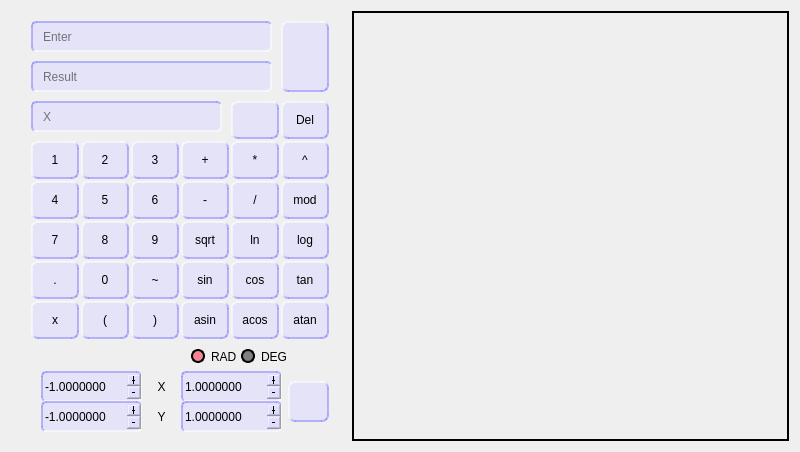
First picture: the form in interface/calculator.ui, repository alexvnderftw/S21CalculatorCPP, before the edit.
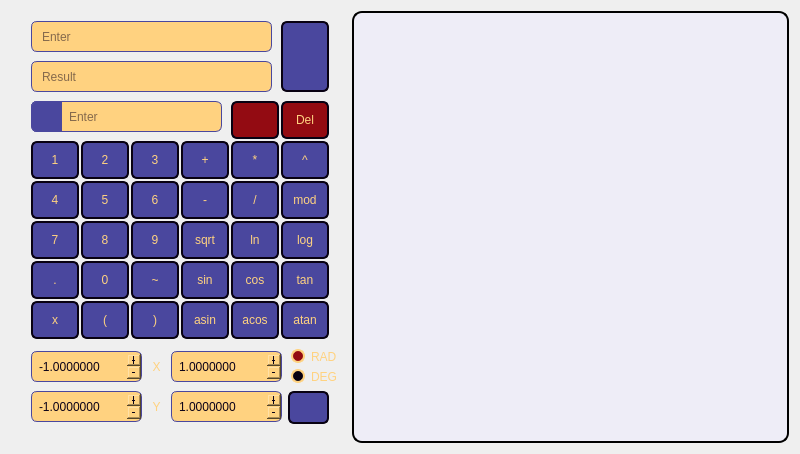
Second picture: the form after the edit. Icons and pictures are not drawn. Custom widgets are drawn as their Qt base class.

The edit to the form file:
```diff
--- a/interface/calculator.ui
+++ b/interface/calculator.ui
@@ -7,7 +7,7 @@
     <x>0</x>
     <y>0</y>
     <width>800</width>
-    <height>450</height>
+    <height>454</height>
    </rect>
   </property>
   <property name="windowTitle">
@@ -36,12 +36,23 @@
      <property name="styleSheet">
       <string notr="true">
 QPushButton {
-color: black;
-border-style: outset;
-border-width: 1.5px;
-border-radius: 7px;
-border-color: rgba(130, 127, 255, 133);
-background-color: rgba(218, 216, 255, 130);
+font: 13pt &quot;Anta&quot;;
+/*
+color: rgb(231, 231, 253);
+*/
+color: rgb(255, 210, 128);
+border-radius: 6px;
+border-style: solid;
+border-width: 2px;
+border-color: rgb(8, 1, 18);
+/*
+border-color: rgb(8, 1, 18);
+*/
+background-color: rgb(74, 71, 158);
+}
+
+QPushButton:hover {
+background-color: rgb(169, 167, 215);
 }
 
 QPushButton:pressed {
@@ -50,15 +61,23 @@
 }
 
 QLineEdit {
-color: black;
-border: 2px solid;
-border-style: inset;
-border-radius: 5px;
-border-color: rgba(130, 127, 255, 133);
+color: rgb(255, 210, 128);
+border: 1px solid;
+font: 13pt &quot;Anta&quot;;
+border-radius: 6px;
+border-color: rgb(255, 210, 128);
 padding: 0 8px;
-background-color: rgba(218, 216, 255, 130);
-selection-background-color: rgba(130, 127, 255, 133);
+background-color: rgb(11, 1, 24);
+selection-background-color: rgb(248, 160, 165);
 selection-color: black;
+background-color: rgb(33, 32, 70);
+
+color: rgb(11, 1, 24);
+background-color: rgb(255, 210, 128);
+border-color: rgb(74, 71, 158);
+/*
+selection-color: black;
+*/
 }
 
 QLineEdit::input:focus {
@@ -68,7 +87,21 @@
 }
 
 QDoubleSpinBox {
-color: black;
+color: rgb(255, 210, 128);
+border: 1px solid;
+font: 13pt &quot;Anta&quot;;
+padding: 0 5px;
+border-radius: 6px;
+border-color: rgb(255, 210, 128);
+background-color: rgb(11, 1, 24);
+selection-background-color: rgb(248, 160, 165);
+selection-color: black;
+background-color: rgb(33, 32, 70);
+
+color: rgb(11, 1, 24);
+background-color: rgb(255, 210, 128);
+border-color: rgb(74, 71, 158);
+/*
 border: 2px solid;
 border-style: inset;
 border-radius: 5px;
@@ -76,32 +109,81 @@
 background-color: rgba(218, 216, 255, 130);
 selection-background-color: rgba(130, 127, 255, 133);
 selection-color: black;
+*/
+}
+
+
+QDoubleSpinBox::up-button {
+subcontrol-origin: border;
+subcontrol-position: top right; 
+border-top-right-radius: 3px;
+border-style: solid;
+border-width: 0px;
+border-color: rgb(74, 71, 158);
+background-color:  rgb(74, 71, 158);
+image: url(:/icons/add_yellow.svg);
+padding: 0px;
+margin: 0px;
+width: 16px;
+height: 15.5px;
+ }
+
+
+QDoubleSpinBox::down-button {
+subcontrol-origin: border;
+subcontrol-position: bottom right;
+border-bottom-right-radius: 3px;
+border-style: solid;
+border-width: 0px;
+border-color: rgb(74, 71, 158);
+background-color:  rgb(74, 71, 158);
+image: url(:/icons/remove_yellow.svg);
+padding: 0px;
+margin: 0px;
+width: 16px;
+height: 15.5px;
+ }
+
+QDoubleSpinBox::down-button:hover {
+background-color: rgb(169, 167, 215);
+}
+
+QDoubleSpinBox::down-button:pressed {
+background-color: rgb(25, 24, 53);
+}
+
+QDoubleSpinBox::up-button:hover {
+background-color: rgb(169, 167, 215);
+}
+
+QDoubleSpinBox::up-button:pressed {
+background-color: rgb(25, 24, 53);
 }
 
 QLabel {
-color: black;
-font: 13pt &quot;Drexs&quot;;
+font: 16pt &quot;Anta&quot;;
+color: rgb(255, 210, 128);
 }
 
 QRadioButton {
-    color: black;
-    font: 13pt &quot;Drexs&quot;;
+font: 13pt &quot;Anta&quot;;
+color: rgb(255, 210, 128);
 }
 
 QRadioButton::indicator {
-    width:                  10px;
-    height:                 10px;
-    border-radius:          7px;
+width: 10px;
+height: 10px;
+border-radius: 7px;
 }
 
 QRadioButton::indicator:checked {
-    background-color:       rgba(255, 48, 74, 143);
-    border:                 2px solid black;
+    background-color:  rgb(147, 11, 18);
+    border: 2px solid rgb(255, 210, 128);
 }
 
 QRadioButton::indicator:unchecked {
-    background-color:       grey;
-    border:                 2px solid black;
+    background-color: rgb(8, 1, 18);
+    border: 2px solid rgb(255, 210, 128);
 }
 
 </string>
@@ -150,6 +232,9 @@
         <height>31</height>
        </rect>
       </property>
+      <property name="styleSheet">
+       <string notr="true">padding: 0 8px 0 35px;</string>
+      </property>
       <property name="inputMethodHints">
        <set>Qt::ImhNone</set>
       </property>
@@ -157,7 +242,7 @@
        <string/>
       </property>
       <property name="placeholderText">
-       <string>X</string>
+       <string>Enter</string>
       </property>
      </widget>
      <widget class="QPushButton" name="pushButton1">
@@ -936,7 +1021,13 @@
       </property>
       <property name="icon">
        <iconset resource="../misc/resource.qrc">
-        <normaloff>:/icons/equal_FILL0_wght400_GRAD0_opsz24.svg</normaloff>:/icons/equal_FILL0_wght400_GRAD0_opsz24.svg</iconset>
+        <normaloff>:/icons/equal_yellow.svg</normaloff>:/icons/equal_yellow.svg</iconset>
+      </property>
+      <property name="iconSize">
+       <size>
+        <width>18</width>
+        <height>18</height>
+       </size>
       </property>
      </widget>
      <widget class="QPushButton" name="pushButtonBackspace">
@@ -960,6 +1051,20 @@
         <height>30</height>
        </size>
       </property>
+      <property name="styleSheet">
+       <string notr="true">QPushButton {
+background-color: rgb(147, 11, 18);
+}
+
+QPushButton:hover {
+background-color: rgb(239, 42, 51);
+}
+
+QPushButton:pressed {
+background-color: rgb(71, 5, 9);
+}
+</string>
+      </property>
       <property name="text">
        <string/>
       </property>
@@ -995,6 +1100,20 @@
         <height>30</height>
        </size>
       </property>
+      <property name="styleSheet">
+       <string notr="true">QPushButton {
+background-color: rgb(147, 11, 18);
+}
+
+QPushButton:hover {
+background-color: rgb(239, 42, 51);
+}
+
+QPushButton:pressed {
+background-color: rgb(71, 5, 9);
+}
+</string>
+      </property>
       <property name="text">
        <string>Del</string>
       </property>
@@ -1008,7 +1127,7 @@
      <widget class="QRadioButton" name="radioButtonRad">
       <property name="geometry">
        <rect>
-        <x>180</x>
+        <x>280</x>
         <y>330</y>
         <width>51</width>
         <height>31</height>
@@ -1024,8 +1143,8 @@
      <widget class="QRadioButton" name="radioButtonDeg">
       <property name="geometry">
        <rect>
-        <x>230</x>
-        <y>330</y>
+        <x>280</x>
+        <y>350</y>
         <width>51</width>
         <height>31</height>
        </rect>
@@ -1037,9 +1156,9 @@
      <widget class="QDoubleSpinBox" name="doubleSpinBoxMinX">
       <property name="geometry">
        <rect>
-        <x>30</x>
-        <y>360</y>
-        <width>101</width>
+        <x>20</x>
+        <y>340</y>
+        <width>111</width>
         <height>31</height>
        </rect>
       </property>
@@ -1071,9 +1190,9 @@
      <widget class="QDoubleSpinBox" name="doubleSpinBoxMinY">
       <property name="geometry">
        <rect>
-        <x>30</x>
-        <y>390</y>
-        <width>101</width>
+        <x>20</x>
+        <y>380</y>
+        <width>111</width>
         <height>31</height>
        </rect>
       </property>
@@ -1108,9 +1227,9 @@
      <widget class="QDoubleSpinBox" name="doubleSpinBoxMaxX">
       <property name="geometry">
        <rect>
-        <x>170</x>
-        <y>360</y>
-        <width>101</width>
+        <x>160</x>
+        <y>340</y>
+        <width>111</width>
         <height>31</height>
        </rect>
       </property>
@@ -1142,9 +1261,9 @@
      <widget class="QDoubleSpinBox" name="doubleSpinBoxMaxY">
       <property name="geometry">
        <rect>
-        <x>170</x>
-        <y>390</y>
-        <width>101</width>
+        <x>160</x>
+        <y>380</y>
+        <width>111</width>
         <height>31</height>
        </rect>
       </property>
@@ -1174,9 +1293,9 @@
       <property name="geometry">
        <rect>
         <x>277</x>
-        <y>370</y>
+        <y>380</y>
         <width>41</width>
-        <height>41</height>
+        <height>33</height>
        </rect>
       </property>
       <property name="sizePolicy">
@@ -1196,15 +1315,21 @@
       </property>
       <property name="icon">
        <iconset resource="../misc/resource.qrc">
-        <normaloff>:/icons/start_FILL0_wght400_GRAD0_opsz24.svg</normaloff>:/icons/start_FILL0_wght400_GRAD0_opsz24.svg</iconset>
+        <normaloff>:/icons/refresh_yellow.svg</normaloff>:/icons/refresh_yellow.svg</iconset>
+      </property>
+      <property name="iconSize">
+       <size>
+        <width>21</width>
+        <height>21</height>
+       </size>
       </property>
      </widget>
      <widget class="QLabel" name="labelX">
       <property name="geometry">
        <rect>
-        <x>140</x>
-        <y>360</y>
-        <width>21</width>
+        <x>130</x>
+        <y>340</y>
+        <width>31</width>
         <height>31</height>
        </rect>
       </property>
@@ -1218,9 +1343,9 @@
      <widget class="QLabel" name="labelY">
       <property name="geometry">
        <rect>
-        <x>140</x>
-        <y>390</y>
-        <width>21</width>
+        <x>130</x>
+        <y>380</y>
+        <width>31</width>
         <height>31</height>
        </rect>
       </property>
@@ -1231,36 +1356,66 @@
        <set>Qt::AlignCenter</set>
       </property>
      </widget>
+     <widget class="QLabel" name="labelEnterX">
+      <property name="geometry">
+       <rect>
+        <x>20</x>
+        <y>90</y>
+        <width>31</width>
+        <height>31</height>
+       </rect>
+      </property>
+      <property name="styleSheet">
+       <string notr="true">border: 1px solid rgb(74, 71, 158);
+border-radius: 6px;
+width: 31;
+height: 31;
+border-top-right-radius: 0px;
+border-bottom-right-radius: 0px;
+background: rgb(74, 71, 158);
+color: black;
+image: url(:/icons/close_yellow.svg);</string>
+      </property>
+      <property name="text">
+       <string/>
+      </property>
+      <property name="alignment">
+       <set>Qt::AlignCenter</set>
+      </property>
+     </widget>
     </widget>
    </item>
    <item row="0" column="1">
     <widget class="QWidget" name="widgetGraph" native="true">
      <property name="styleSheet">
-      <string notr="true">border: 1.5px solid black;</string>
+      <string notr="true">border: 1.5px solid black;
+background-color: rgb(238, 237, 247);
+border-radius: 10px;</string>
      </property>
      <layout class="QGridLayout" name="gridLayout_3">
       <property name="leftMargin">
-       <number>2</number>
+       <number>12</number>
       </property>
       <property name="topMargin">
-       <number>2</number>
+       <number>12</number>
       </property>
       <property name="rightMargin">
-       <number>2</number>
+       <number>12</number>
       </property>
       <property name="bottomMargin">
-       <number>2</number>
+       <number>12</number>
       </property>
       <item row="0" column="0">
        <widget class="QCustomPlot" name="widgetPlot" native="true">
         <property name="minimumSize">
          <size>
-          <width>426</width>
-          <height>426</height>
+          <width>400</width>
+          <height>400</height>
          </size>
         </property>
         <property name="styleSheet">
-         <string notr="true">border: 0px solid black;</string>
+         <string notr="true">
+border: none;</string>
         </property>
        </widget>
       </item>
```
Left out of the diff: 9 changed lines with no effect on the pictures.
